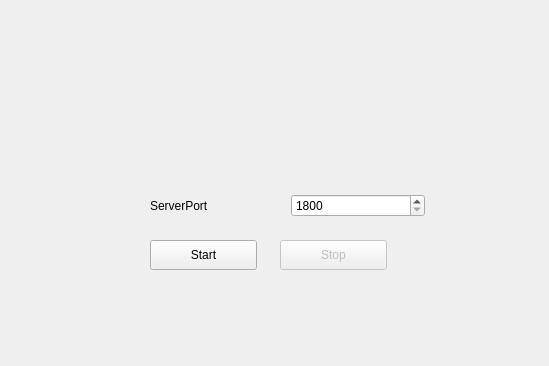
First picture: the form in mainwindow.ui, repository ReddaHawk/shared-editor-server, before the edit; both pictures show x 0 to 549 and y 0 to 366 of the 549 by 533 pixel window.
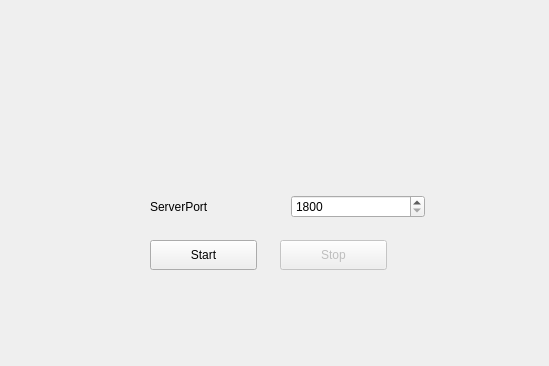
Second picture: the form after the edit. The open tabs and pages were chosen to show the change.

The edit to the form file:
```diff
--- a/mainwindow.ui
+++ b/mainwindow.ui
@@ -154,7 +154,7 @@
         <x>80</x>
         <y>140</y>
         <width>275</width>
-        <height>31</height>
+        <height>33</height>
        </rect>
       </property>
       <layout class="QHBoxLayout" name="horizontalLayout_6">
```
Left out of the diff: 2 changed lines with no effect on the pictures.
